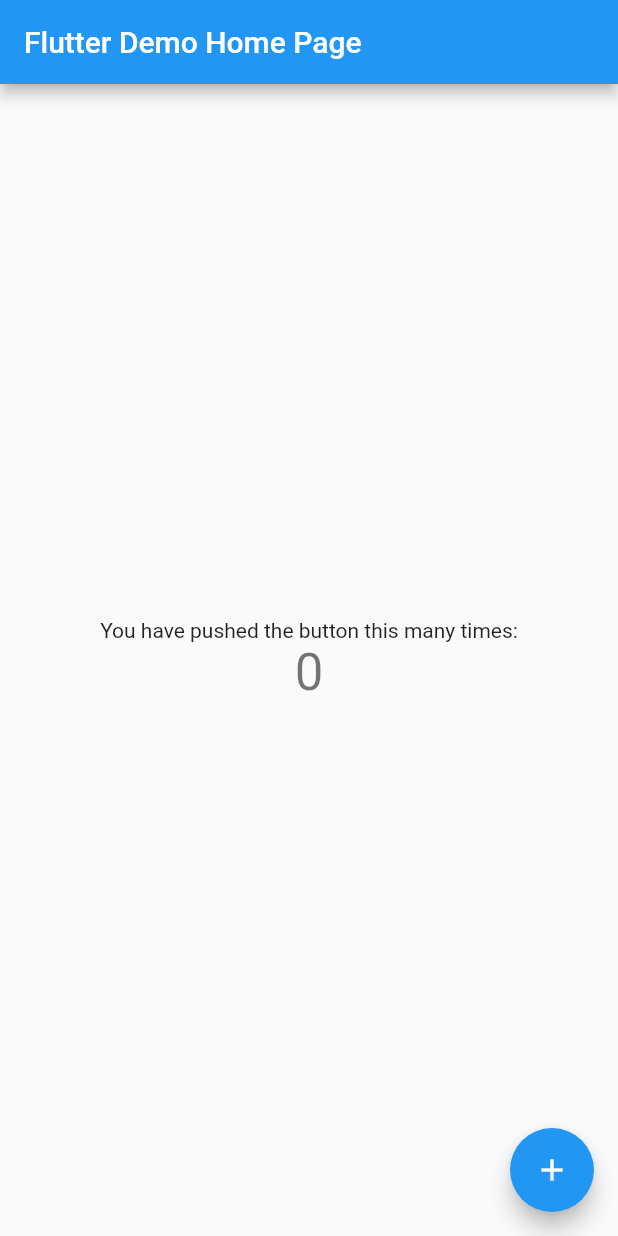
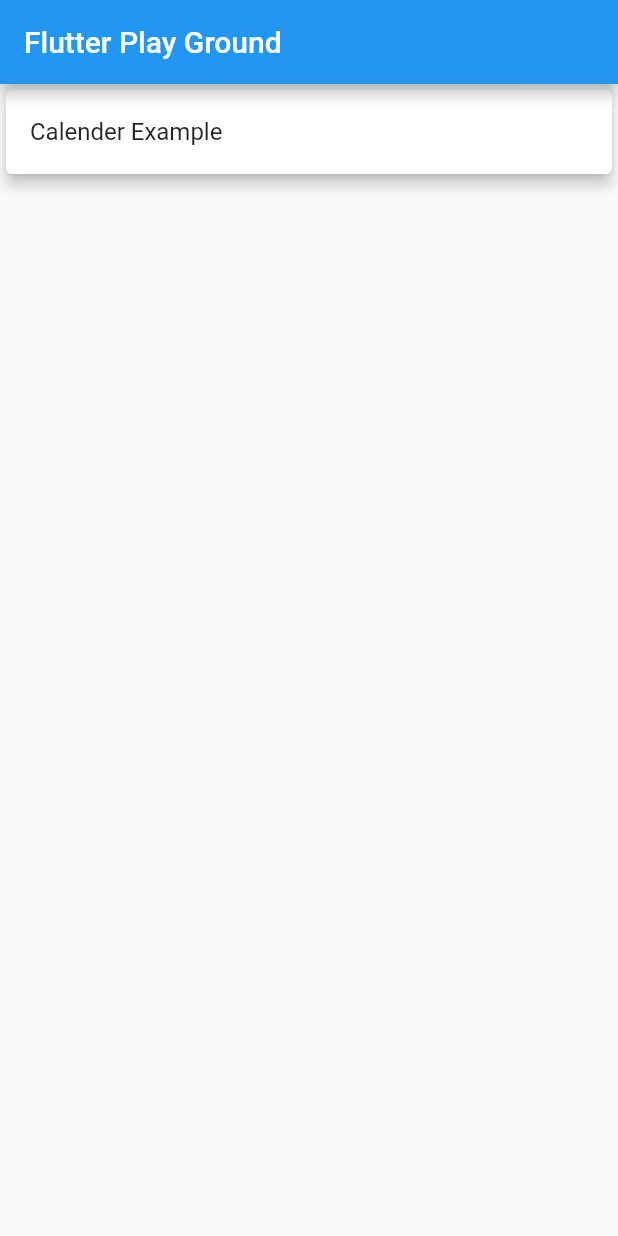
Before and after one commit to Ayaka12/FlutterPlayGround, a Flutter app: the screen it shows after launch, on a phone screen of 412 x 824 dp. Run offline on Flutter 3.47's test engine with Material 2 defaults, Android fonts, the phone set to English and light mode, and no system bars; our stand-ins replace flutter_calendar_carousel, fluttertoast.

Commit message:
add calender sample

```diff
--- /dev/null
+++ b/lib/card_item.dart
@@ -0,0 +1,35 @@
+import 'package:flutter/material.dart';
+
+class CardItem extends StatelessWidget {
+  final String title;
+  final Widget nextPage;
+
+  const CardItem(this.title, this.nextPage): super();
+
+  @override
+  Widget build(BuildContext context) {
+    return Center(
+        child: InkWell(
+          onTap: () {
+            Navigator.push(
+                context,
+                MaterialPageRoute<Route<Object>>(
+                    builder: (context) => nextPage
+                )
+            );
+          },
+          child: Card(
+            child: Column(
+              mainAxisSize: MainAxisSize.min,
+              children: <Widget>[
+                ListTile(
+                  title: Text(title),
+                ),
+              ],
+            ),
+            elevation: 4.0,
+          ),
+        )
+    );
+  }
+}
--- a/lib/main.dart
+++ b/lib/main.dart
@@ -1,111 +1,36 @@
 import 'package:flutter/material.dart';
+import 'package:flutter_play_ground/card_item.dart';
+import 'package:flutter_play_ground/calender_example.dart';
 
-void main() => runApp(MyApp());
+void main() => runApp(MaterialApp(
+      title: 'TimeTable',
+      home: Home(),
+    ));
 
-class MyApp extends StatelessWidget {
-  // This widget is the root of your application.
+class Home extends StatefulWidget {
+  @override
+  State<StatefulWidget> createState() {
+    return _HomeState();
+  }
+}
+
+class _HomeState extends State<Home> {
+  List<CardItem> cards = [
+    CardItem("Calender Example", CalenderExample())
+  ];
+
+
   @override
   Widget build(BuildContext context) {
-    return MaterialApp(
-      title: 'Flutter Demo',
-      theme: ThemeData(
-        // This is the theme of your application.
-        //
-        // Try running your application with "flutter run". You'll see the
-        // application has a blue toolbar. Then, without quitting the app, try
-        // changing the primarySwatch below to Colors.green and then invoke
-        // "hot reload" (press "r" in the console where you ran "flutter run",
-        // or simply save your changes to "hot reload" in a Flutter IDE).
-        // Notice that the counter didn't reset back to zero; the application
-        // is not restarted.
-        primarySwatch: Colors.blue,
+    return Scaffold(
+      appBar: AppBar(
+        title: Text("Flutter Play Ground"),
       ),
-      home: MyHomePage(title: 'Flutter Demo Home Page'),
+      body: ListView.builder(itemBuilder: (BuildContext context, int index) {
+        return cards[index];
+      },
+        itemCount: cards.length,
+      ),
     );
   }
 }
-
-class MyHomePage extends StatefulWidget {
-  MyHomePage({Key key, this.title}) : super(key: key);
-
-  // This widget is the home page of your application. It is stateful, meaning
-  // that it has a State object (defined below) that contains fields that affect
-  // how it looks.
-
-  // This class is the configuration for the state. It holds the values (in this
-  // case the title) provided by the parent (in this case the App widget) and
-  // used by the build method of the State. Fields in a Widget subclass are
-  // always marked "final".
-
-  final String title;
-
-  @override
-  _MyHomePageState createState() => _MyHomePageState();
-}
-
-class _MyHomePageState extends State<MyHomePage> {
-  int _counter = 0;
-
-  void _incrementCounter() {
-    setState(() {
-      // This call to setState tells the Flutter framework that something has
-      // changed in this State, which causes it to rerun the build method below
-      // so that the display can reflect the updated values. If we changed
-      // _counter without calling setState(), then the build method would not be
-      // called again, and so nothing would appear to happen.
-      _counter++;
-    });
-  }
-
-  @override
-  Widget build(BuildContext context) {
-    // This method is rerun every time setState is called, for instance as done
-    // by the _incrementCounter method above.
-    //
-    // The Flutter framework has been optimized to make rerunning build methods
-    // fast, so that you can just rebuild anything that needs updating rather
-    // than having to individually change instances of widgets.
-    return Scaffold(
-      appBar: AppBar(
-        // Here we take the value from the MyHomePage object that was created by
-        // the App.build method, and use it to set our appbar title.
-        title: Text(widget.title),
-      ),
-      body: Center(
-        // Center is a layout widget. It takes a single child and positions it
-        // in the middle of the parent.
-        child: Column(
-          // Column is also layout widget. It takes a list of children and
-          // arranges them vertically. By default, it sizes itself to fit its
-          // children horizontally, and tries to be as tall as its parent.
-          //
-          // Invoke "debug painting" (press "p" in the console, choose the
-          // "Toggle Debug Paint" action from the Flutter Inspector in Android
-          // Studio, or the "Toggle Debug Paint" command in Visual Studio Code)
-          // to see the wireframe for each widget.
-          //
-          // Column has various properties to control how it sizes itself and
-          // how it positions its children. Here we use mainAxisAlignment to
-          // center the children vertically; the main axis here is the vertical
-          // axis because Columns are vertical (the cross axis would be
-          // horizontal).
-          mainAxisAlignment: MainAxisAlignment.center,
-          children: <Widget>[
-            Text(
-              'You have pushed the button this many times:',
-            ),
-            Text(
-              '$_counter',
-              style: Theme.of(context).textTheme.display1,
-            ),
-          ],
-        ),
-      ),
-      floatingActionButton: FloatingActionButton(
-        onPressed: _incrementCounter,
-        tooltip: 'Increment',
-        child: Icon(Icons.add),
-      ), // This trailing comma makes auto-formatting nicer for build methods.
-    );
-  }
-}
--- a/pubspec.yaml
+++ b/pubspec.yaml
@@ -19,6 +19,10 @@ dependencies:
   # The following adds the Cupertino Icons font to your application.
   # Use with the CupertinoIcons class for iOS style icons.
   cupertino_icons: ^0.1.2
+  # Calender
+  flutter_calendar_carousel: ^1.3.16
+  # Toast for debug
+  fluttertoast: ^3.0.4
 
 dev_dependencies:
   flutter_test:
```
Also changed, not shown: lib/calender_example.dart (added, +52 -0 lines), 3 other files.
